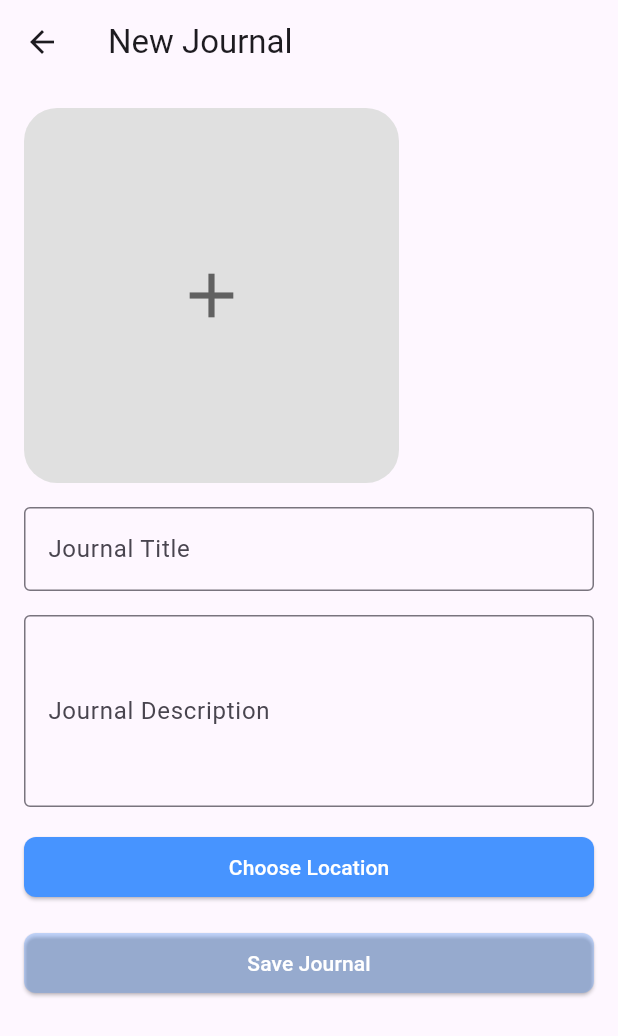
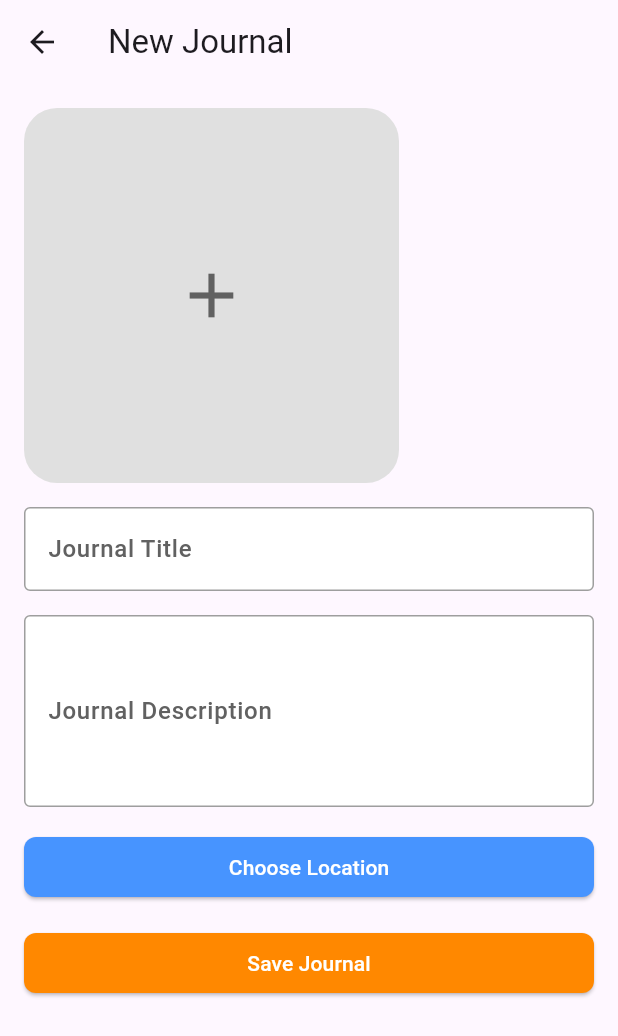
Before and after one commit to MexlTuba/mad3_finals_tuba, a Flutter app: the NewJournal screen opened by its route, on a phone screen of 412 x 824 dp. Shown: the top 1036 px of the screen. Run offline on Flutter 3.47's test engine with Material 3 defaults, Android fonts, the light colour scheme and no system bars; our stand-ins replace cached_network_image, cloud_firestore, firebase_auth, firebase_core, firebase_storage, flutter_spinkit and 10 more; accounts and stored records are empty.

```diff
--- a/lib/views/screens/new_journal.dart
+++ b/lib/views/screens/new_journal.dart
@@ -138,6 +138,38 @@ class _NewJournalState extends State<NewJournal> {
     });
   }
 
+  InputDecoration _buildInputDecoration(String labelText) {
+    return InputDecoration(
+      labelText: labelText,
+      border: OutlineInputBorder(),
+      filled: true,
+      fillColor: Colors.white,
+      enabledBorder: OutlineInputBorder(
+        borderRadius: BorderRadius.circular(4.0),
+        borderSide: BorderSide(color: Colors.grey),
+      ),
+      focusedBorder: OutlineInputBorder(
+        borderRadius: BorderRadius.circular(4.0),
+        borderSide: BorderSide(color: Constants.primaryColor),
+      ),
+      disabledBorder: OutlineInputBorder(
+        borderRadius: BorderRadius.circular(4.0),
+        borderSide: BorderSide(color: Colors.grey),
+      ),
+      labelStyle: TextStyle(
+        color: Colors.grey[700],
+        fontWeight: FontWeight.w500,
+      ),
+    );
+  }
+
+  TextStyle _buildTextStyle() {
+    return TextStyle(
+      color: Colors.black,
+      fontSize: 16.0,
+    );
+  }
+
   @override
   Widget build(BuildContext context) {
     return Scaffold(
@@ -218,19 +250,15 @@ class _NewJournalState extends State<NewJournal> {
               SizedBox(height: 16),
               TextField(
                 controller: _titleController,
-                decoration: InputDecoration(
-                  labelText: 'Journal Title',
-                  border: OutlineInputBorder(),
-                ),
+                decoration: _buildInputDecoration('Journal Title'),
+                style: _buildTextStyle(),
               ),
               SizedBox(height: 16),
               TextField(
                 controller: _descriptionController,
                 maxLines: 4,
-                decoration: InputDecoration(
-                  labelText: 'Journal Description',
-                  border: OutlineInputBorder(),
-                ),
+                decoration: _buildInputDecoration('Journal Description'),
+                style: _buildTextStyle(),
               ),
               SizedBox(height: 16),
               ElevatedButton(
@@ -284,7 +312,7 @@ class _NewJournalState extends State<NewJournal> {
                         style: TextStyle(color: Colors.white),
                       ),
                 style: ElevatedButton.styleFrom(
-                  backgroundColor: Constants.highlightColor2,
+                  backgroundColor: Constants.secondaryColor,
                   shape: RoundedRectangleBorder(
                     borderRadius: BorderRadius.circular(8.0),
                   ),
--- a/pubspec.yaml
+++ b/pubspec.yaml
@@ -16,6 +16,7 @@ dependencies:
     sdk: flutter
   flutter_spinkit: ^5.2.1
   form_field_validator: ^1.1.0
+  geocoding: ^3.0.0
   geolocator: ^12.0.0
   get_it: ^7.7.0
   go_router: ^14.2.0
```
Also changed, not shown: lib/views/screens/view_journal.dart (+22 -23 lines), pubspec.lock.
